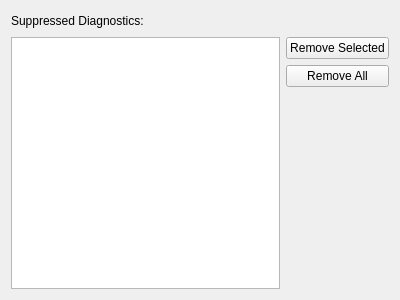
The window that src/plugins/clangstaticanalyzer/clangstaticanalyzerprojectsettingswidget.ui (qt-creator/qt-creator) describes before a commit, drawn with Qt 5.
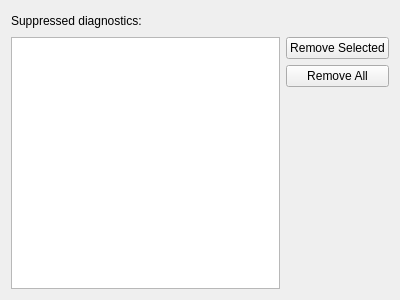
The same window after the commit.

Commit message:
Clang Static Analyzer: Fix label capitalization
Use sentence style capitalization for labels.

The edit to the form file:
```diff
--- a/src/plugins/clangstaticanalyzer/clangstaticanalyzerprojectsettingswidget.ui
+++ b/src/plugins/clangstaticanalyzer/clangstaticanalyzerprojectsettingswidget.ui
@@ -19,7 +19,7 @@
      <item>
       <widget class="QLabel" name="label">
        <property name="text">
-        <string>Suppressed Diagnostics:</string>
+        <string>Suppressed diagnostics:</string>
        </property>
       </widget>
      </item>
```
